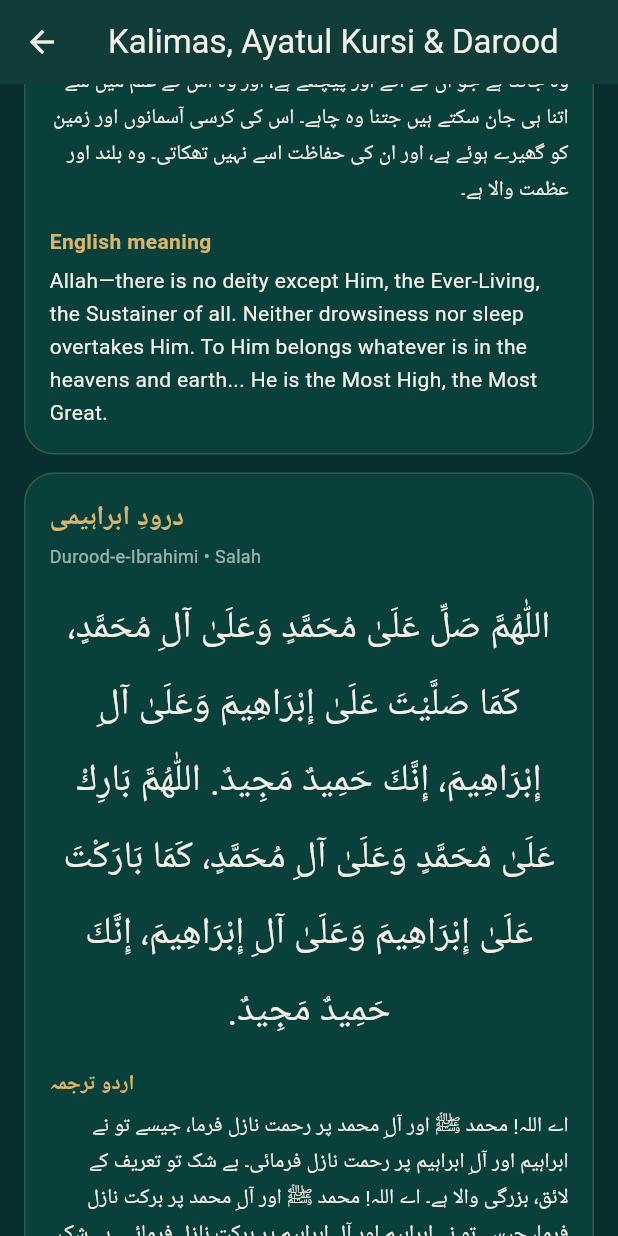
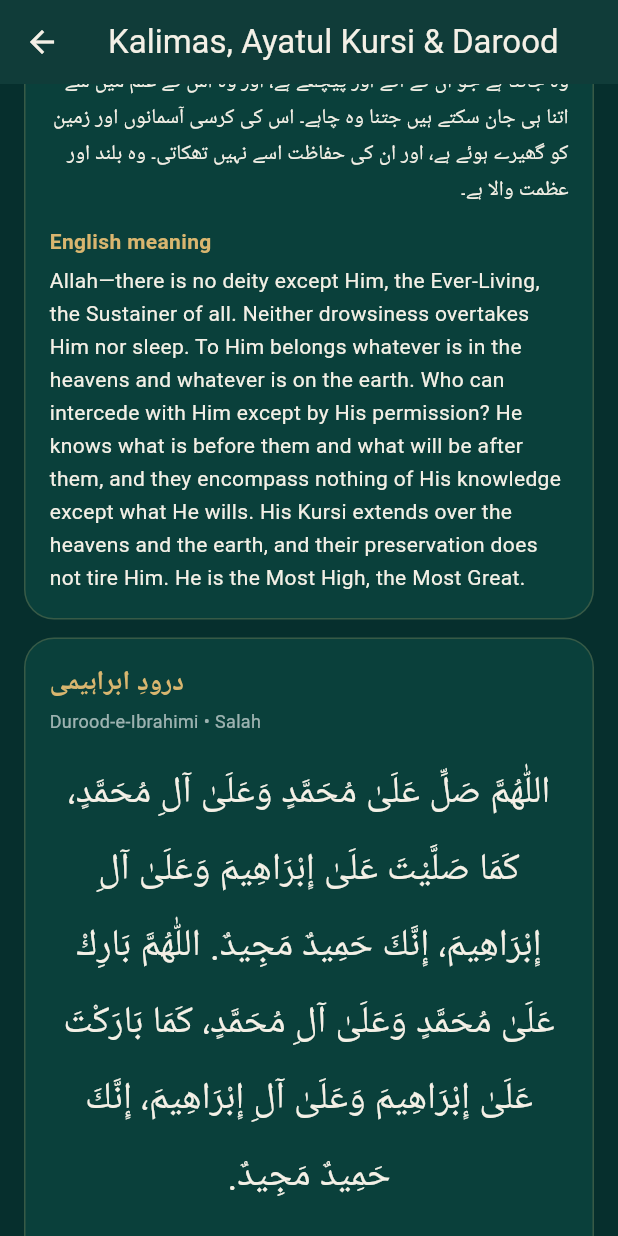
Before and after one commit to ahmad03466784806-star/Deen, a Flutter app: the KalimaatPage screen opened directly, scrolled down 576 dp, on a phone screen of 412 x 824 dp. Run offline on Flutter 3.47's test engine with Material 3 defaults, Android fonts, the phone set to English and light mode, and no system bars; our stand-ins replace audioplayers.

Commit message:
Complete Ayatul Kursi English translation

```diff
--- a/lib/kalimaat_page.dart
+++ b/lib/kalimaat_page.dart
@@ -45,7 +45,7 @@ class KalimaatPage extends StatelessWidget {
       const _SectionCard(title: 'آیت الکرسی', subtitle: 'Ayatul Kursi • Surah Al-Baqarah 2:255',
         arabic: _ayat,
         urdu: 'اللہ کے سوا کوئی معبود نہیں، وہ زندہ اور سب کو قائم رکھنے والا ہے۔ اسے نہ اونگھ آتی ہے نہ نیند۔ آسمانوں اور زمین میں جو کچھ ہے اسی کا ہے۔ اس کی اجازت کے بغیر کون اس کے حضور سفارش کر سکتا ہے؟ وہ جانتا ہے جو ان کے آگے اور پیچھے ہے، اور وہ اس کے علم میں سے اتنا ہی جان سکتے ہیں جتنا وہ چاہے۔ اس کی کرسی آسمانوں اور زمین کو گھیرے ہوئے ہے، اور ان کی حفاظت اسے نہیں تھکاتی۔ وہ بلند اور عظمت والا ہے۔',
-        english: 'Allah—there is no deity except Him, the Ever-Living, the Sustainer of all. Neither drowsiness nor sleep overtakes Him. To Him belongs whatever is in the heavens and earth... He is the Most High, the Most Great.'),
+        english: 'Allah—there is no deity except Him, the Ever-Living, the Sustainer of all. Neither drowsiness overtakes Him nor sleep. To Him belongs whatever is in the heavens and whatever is on the earth. Who can intercede with Him except by His permission? He knows what is before them and what will be after them, and they encompass nothing of His knowledge except what He wills. His Kursi extends over the heavens and the earth, and their preservation does not tire Him. He is the Most High, the Most Great.'),
       const SizedBox(height: 12),
       const _SectionCard(title: 'درودِ ابراہیمی', subtitle: 'Durood-e-Ibrahimi • Salah',
         arabic: _darood,
@@ -59,7 +59,7 @@ class KalimaatPage extends StatelessWidget {
         const SizedBox(height: 10),
       ],
       const SizedBox(height: 8),
-      const Text('Quran reference: Al-Baqarah 2:255. Durood-e-Ibrahimi wording is reported in the hadith of Ka‘b ibn ‘Ujrah (Sahih al-Bukhari and Sahih Muslim). The six Kalimas are a traditional South Asian teaching collection; they are not six Quranic verses. Please learn pronunciation from a qualified teacher.',
+      const Text('Quran reference: Al-Baqarah 2:255. English meaning of Ayatul Kursi: Sahih International (complete verse meaning). Durood-e-Ibrahimi is taught in the hadith of Ka‘b ibn ‘Ujrah (Sahih al-Bukhari and Sahih Muslim; wording should be checked against the selected edition). The six Kalimas are a traditional South Asian teaching collection, not six Quranic verses. Please learn pronunciation from a qualified teacher.',
         style: TextStyle(color: Colors.white60, fontSize: 11, height: 1.5)),
     ]),
   );
```
